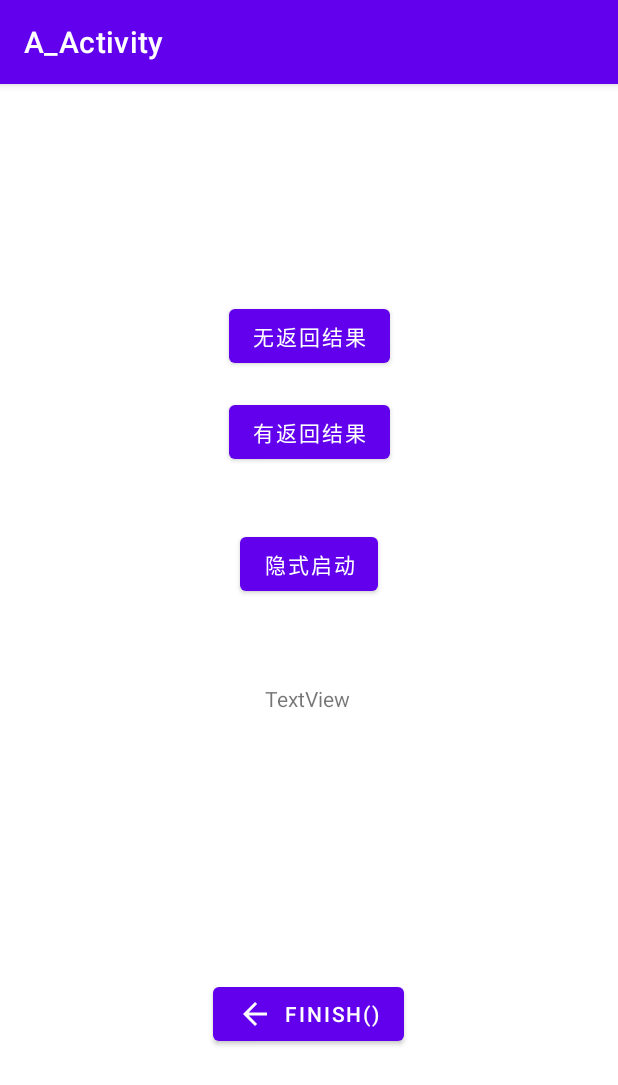
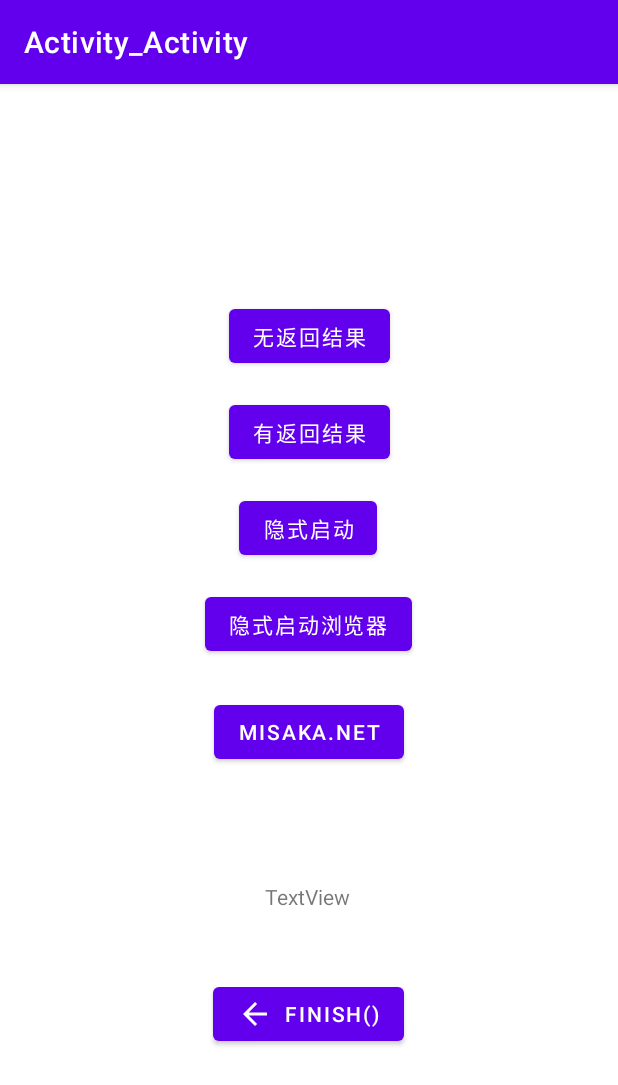
Before and after one commit to yinleren6/AndroidAppDemo, an Android app: the Activity_Activitty screen opened directly, with no data from a screen before it, on a phone screen of 412 x 824 dp. Shown: the top 1085 px of the screen. Run offline under Robolectric (Android 15) with nearby library versions, the phone set to English and light mode, and no system bars.

Commit message:
updata okHttp updata Intent Activity 隐式跳转

```diff
--- a/app/src/main/java/moe/demo/myapplication/Activity_FeedBack_Activitty.java
+++ b/app/src/main/java/moe/demo/myapplication/Activity_FeedBack_Activity.java
@@ -7,7 +7,7 @@ import android.widget.EditText;
 
 import androidx.appcompat.app.AppCompatActivity;
 
-public class Activity_FeedBack_Activitty extends AppCompatActivity {
+public class Activity_FeedBack_Activity extends AppCompatActivity {
     Intent i;
     EditText nameInput;
     EditText pwdInput;
@@ -27,7 +27,7 @@ public class Activity_FeedBack_Activitty extends AppCompatActivity {
         String name = nameInput.getText().toString();
         String pwd = pwdInput.getText().toString();
 
-        i.setClass(this, Activity_FeedBack_Activitty.class);
+        i.setClass(this, Activity_FeedBack_Activity.class);
         i.putExtra("name", name).putExtra("pwd", pwd);
         setResult(1, i);
         finish();
@@ -39,7 +39,7 @@ public class Activity_FeedBack_Activitty extends AppCompatActivity {
         bundle = new Bundle();
         bundle.putString("name", name);
         bundle.putString("pwd", pwd);
-        i.setClass(this, Activity_FeedBack_Activitty.class);
+        i.setClass(this, Activity_FeedBack_Activity.class);
         i.putExtras(bundle);
         setResult(1, i);
         finish();
--- a/app/src/main/java/moe/demo/myapplication/MainActivity.java
+++ b/app/src/main/java/moe/demo/myapplication/MainActivity.java
@@ -25,7 +25,7 @@ public class MainActivity extends AppCompatActivity {
 
     public void ser(View view) {
 
-        i.setClass(this, Service_Activitty.class);
+        i.setClass(this, Service_Activity.class);
         startActivity(i);
     }
 
--- a/app/src/main/java/moe/demo/myapplication/Service_Activitty.java
+++ b/app/src/main/java/moe/demo/myapplication/Service_Activity.java
@@ -11,7 +11,7 @@ import android.view.View;
 
 import androidx.appcompat.app.AppCompatActivity;
 
-public class Service_Activitty extends AppCompatActivity {
+public class Service_Activity extends AppCompatActivity {
 
     final String TAG = "TAG_Service_Activitty";
 
--- a/app/src/main/res/layout/activity_activity.xml
+++ b/app/src/main/res/layout/activity_activity.xml
@@ -46,7 +46,7 @@
         android:layout_width="wrap_content"
         android:layout_height="wrap_content"
         android:layout_marginStart="24dp"
-        android:layout_marginTop="144dp"
+        android:layout_marginTop="276dp"
         android:text="TextView"
         app:layout_constraintStart_toStartOf="@+id/button2"
         app:layout_constraintTop_toBottomOf="@+id/button2" />
@@ -55,10 +55,35 @@
         android:id="@+id/button19"
         android:layout_width="wrap_content"
         android:layout_height="wrap_content"
-        android:layout_marginTop="40dp"
+        android:layout_marginTop="16dp"
+        android:onClick="b3"
         android:text="隐式启动"
         app:layout_constraintEnd_toEndOf="parent"
+        app:layout_constraintHorizontal_bias="0.498"
         app:layout_constraintStart_toStartOf="parent"
         app:layout_constraintTop_toBottomOf="@+id/button2" />
 
+    <Button
+        android:id="@+id/button21"
+        android:layout_width="wrap_content"
+        android:layout_height="wrap_content"
+        android:layout_marginTop="16dp"
+        android:onClick="b4"
+        android:text="隐式启动浏览器"
+        app:layout_constraintEnd_toEndOf="parent"
+        app:layout_constraintHorizontal_bias="0.498"
+        app:layout_constraintStart_toStartOf="parent"
+        app:layout_constraintTop_toBottomOf="@+id/button19" />
+
+    <Button
+        android:id="@+id/button22"
+        android:layout_width="wrap_content"
+        android:layout_height="wrap_content"
+        android:layout_marginTop="24dp"
+        android:onClick="b5"
+        android:text="Misaka.net"
+        app:layout_constraintEnd_toEndOf="parent"
+        app:layout_constraintStart_toStartOf="parent"
+        app:layout_constraintTop_toBottomOf="@+id/button21" />
+
 </androidx.constraintlayout.widget.ConstraintLayout>
--- a/build.gradle
+++ b/build.gradle
@@ -16,7 +16,6 @@ allprojects {
     repositories {
         google()
         mavenCentral()
-        jcenter() // Warning: this repository is going to shut down soon
     }
 }
 
```
Also changed, not shown: app/build.gradle (+13 -1 lines), app/src/main/AndroidManifest.xml (+60 -15 lines), app/src/main/java/moe/demo/myapplication/Activity_Activitty.java (+28 -4 lines), app/src/main/java/moe/demo/myapplication/ImplicitWeb_Activity.java (added, +20 -0 lines), app/src/main/java/moe/demo/myapplication/Implicit_Activity.java (added, +20 -0 lines), app/src/main/res/layout/finish.xml (added, +18 -0 lines).
